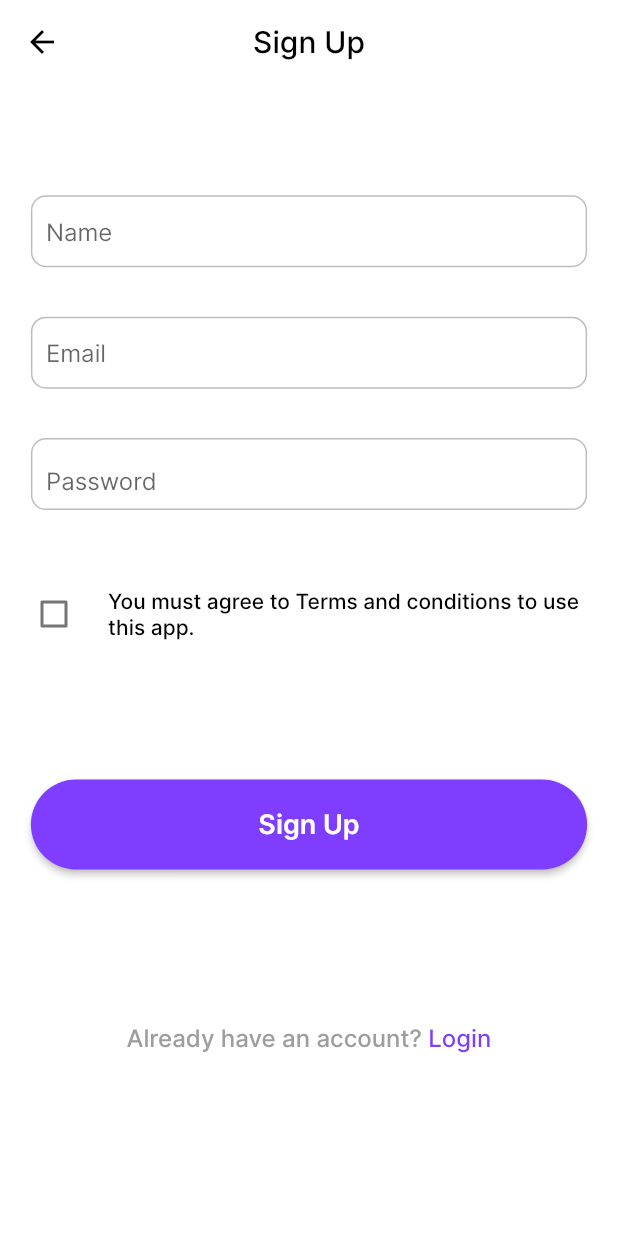
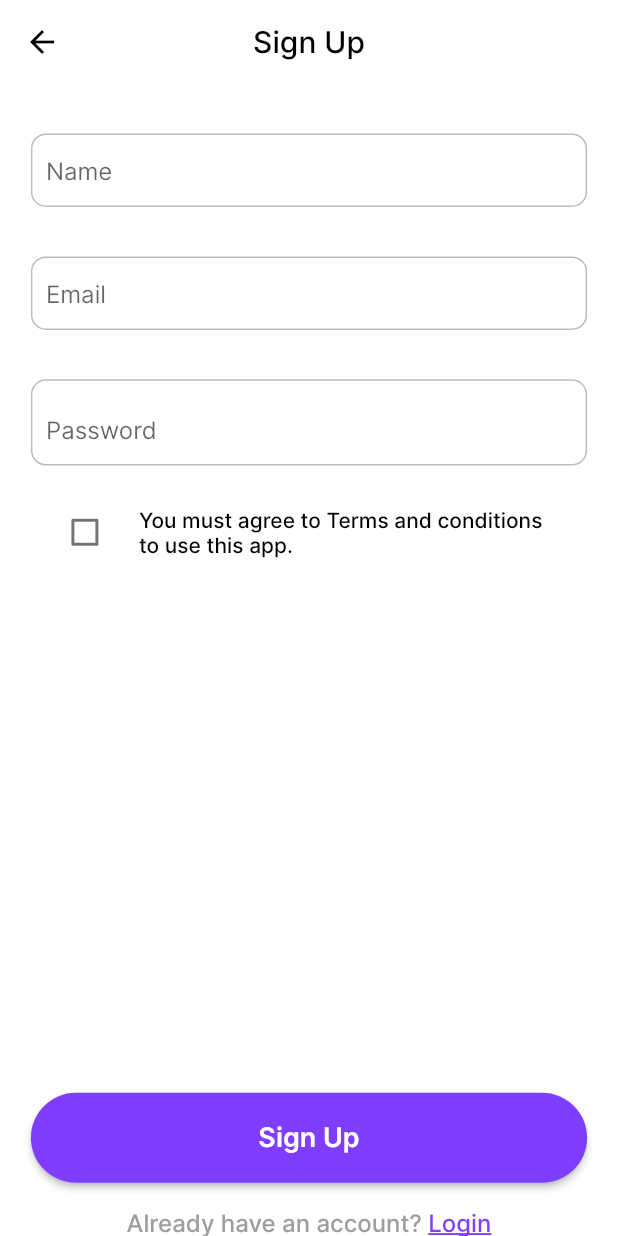
Before and after one commit to rushikeshpandit/expenses_tracker, a Flutter app: the RegistrationPage screen opened directly, on a phone screen of 412 x 824 dp. Run offline on Flutter 3.47's test engine with Material 2 defaults, Android fonts, the phone set to English and light mode, and no system bars; our stand-ins replace animated_splash_screen, flutter_svg, smooth_page_indicator, validators; missing offline and left inert: onboarding; statements that could not run were skipped.

Commit message:
- Refactored code for Registration page - Added Login page

```diff
--- a/lib/components/custom_text_field.dart
+++ b/lib/components/custom_text_field.dart
@@ -31,7 +31,8 @@ class CustomTextFormField extends StatelessWidget {
       obscureText: obsureText,
       validator: validator,
       decoration: InputDecoration(
-        contentPadding: const EdgeInsets.symmetric(vertical: 0, horizontal: 10),
+        contentPadding:
+            const EdgeInsets.symmetric(vertical: 15, horizontal: 10),
         enabledBorder: OutlineInputBorder(
           borderSide: BorderSide(
             color: Colors.grey.shade400,
--- a/lib/registration/registration_page.dart
+++ b/lib/registration/registration_page.dart
@@ -1,4 +1,5 @@
 import 'package:expenses_tracker/components/custom_text_field.dart';
+import 'package:expenses_tracker/registration/login_page.dart';
 import 'package:expenses_tracker/utility/helper.dart';
 import 'package:flutter/material.dart';
 import 'package:validators/validators.dart';
@@ -29,28 +30,18 @@ class _RegistrationPageState extends State<RegistrationPage> {
         backgroundColor: Colors.white,
         elevation: 0,
       ),
+      resizeToAvoidBottomInset: false,
       body: SafeArea(
-        child: DecoratedBox(
-          decoration: BoxDecoration(
+        child: Container(
           color: Colors.white,
-            border: Border.all(
-              width: 0.0,
-              color: Colors.white,
-            ),
-          ),
-          child: SingleChildScrollView(
-            child: SizedBox(
-              height: deviceHeight(context),
+          height: deviceHeight(context) * 1.2,
           width: double.infinity,
           child: Column(
             mainAxisAlignment: MainAxisAlignment.spaceBetween,
             children: [
-                  Column(
-                    children: [
               Padding(
                 padding: EdgeInsets.symmetric(
-                            horizontal: deviceWidth(context) * 0.05,
-                            vertical: deviceHeight(context) * 0.05),
+                    horizontal: deviceWidth(context) * 0.05),
                 child: Column(
                   children: [
                     SizedBox(
@@ -87,8 +78,8 @@ class _RegistrationPageState extends State<RegistrationPage> {
                             : Icons.visibility_off),
                         obsureText: _isHidden,
                         validator: _passwordValidator),
-                          ],
-                        ),
+                    SizedBox(
+                      height: deviceHeight(context) * 0.02,
                     ),
                     CheckboxListTile(
                       controlAffinity: ListTileControlAffinity.leading,
@@ -107,12 +98,16 @@ class _RegistrationPageState extends State<RegistrationPage> {
                         });
                       },
                     ),
-                      Padding(
-                        padding: EdgeInsets.symmetric(
-                            horizontal: deviceWidth(context) * 0.05,
-                            vertical: deviceHeight(context) * 0.1),
-                        child: MaterialButton(
-                          minWidth: double.infinity,
+                  ],
+                ),
+              ),
+              SizedBox(
+                height: deviceHeight(context) * 0.15,
+              ),
+              Column(
+                children: [
+                  MaterialButton(
+                    minWidth: deviceWidth(context) * 0.9,
                     height: 60,
                     onPressed: () {
                       onSubmitData();
@@ -128,34 +123,41 @@ class _RegistrationPageState extends State<RegistrationPage> {
                           color: Colors.white),
                     ),
                   ),
-                      ),
-                      const SizedBox(
-                        height: 20,
+                  SizedBox(
+                    height: deviceHeight(context) * 0.02,
                   ),
                   Row(
                     mainAxisAlignment: MainAxisAlignment.center,
-                        children: const [
-                          Text(
+                    children: [
+                      const Text(
                         "Already have an account? ",
                         style: TextStyle(
                             fontWeight: FontWeight.w500,
                             fontSize: 16,
                             color: Colors.grey),
                       ),
-                          Text(
+                      InkWell(
+                        child: const Text(
                           "Login",
                           style: TextStyle(
                               fontWeight: FontWeight.w500,
                               fontSize: 16,
+                              decoration: TextDecoration.underline,
                               color: kVioletColor),
+                        ),
+                        onTap: () {
+                          Navigator.push(
+                            context,
+                            MaterialPageRoute(
+                                builder: (context) => const LoginPage()),
+                          );
+                        },
                       ),
                     ],
                   )
                 ],
-                  ),
+              )
             ],
-              ),
-            ),
           ),
         ),
       ),
@@ -193,7 +195,6 @@ class _RegistrationPageState extends State<RegistrationPage> {
   }
 
   void callback() {
-    print('callback ${_isHidden}');
     setState(() {
       _isHidden = !_isHidden;
     });
@@ -201,11 +202,5 @@ class _RegistrationPageState extends State<RegistrationPage> {
 
   void onSubmitData() {
     String userName = _nameController.text;
-    // if (!isAlpha(userName)) {
-    //   setState(() {
-    //     _nameErrorMessage = 'Enter a valid name';
-    //   });
-    // }
-    print(userName);
   }
 }
```
Also changed, not shown: lib/registration/login_page.dart (+141 -1 lines). Lines whose indentation alone changed are shown as unchanged.
